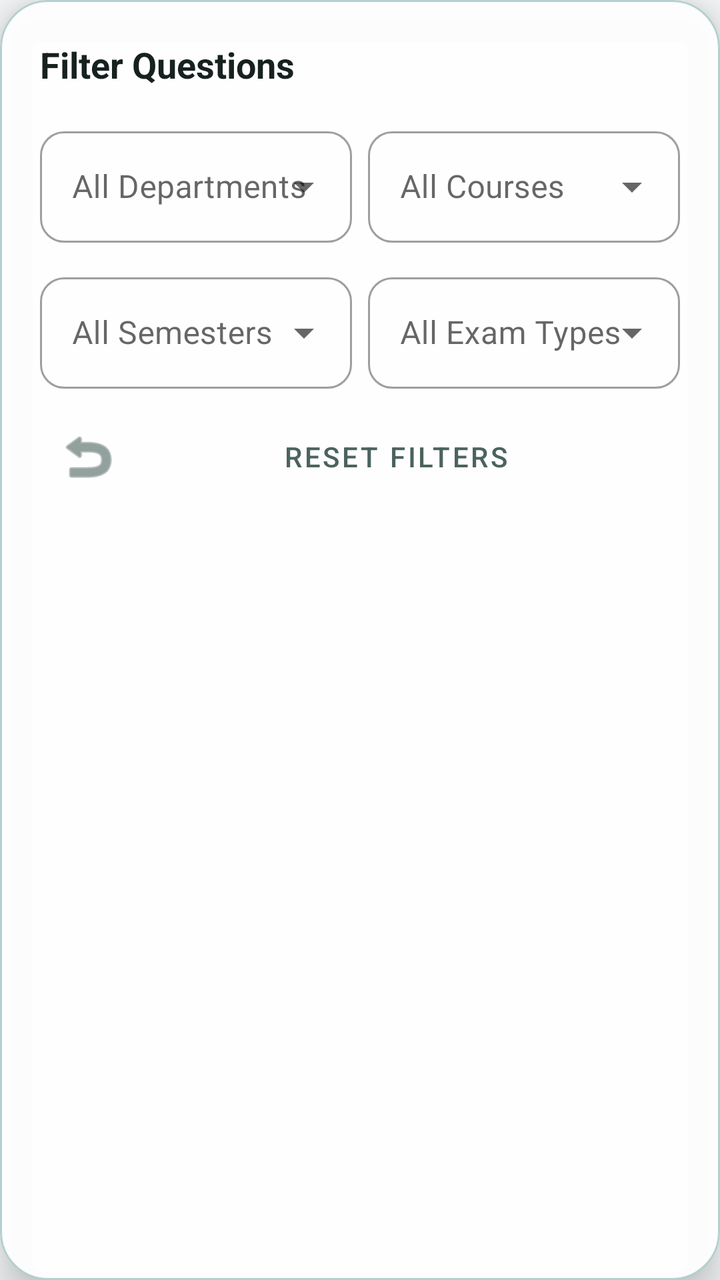
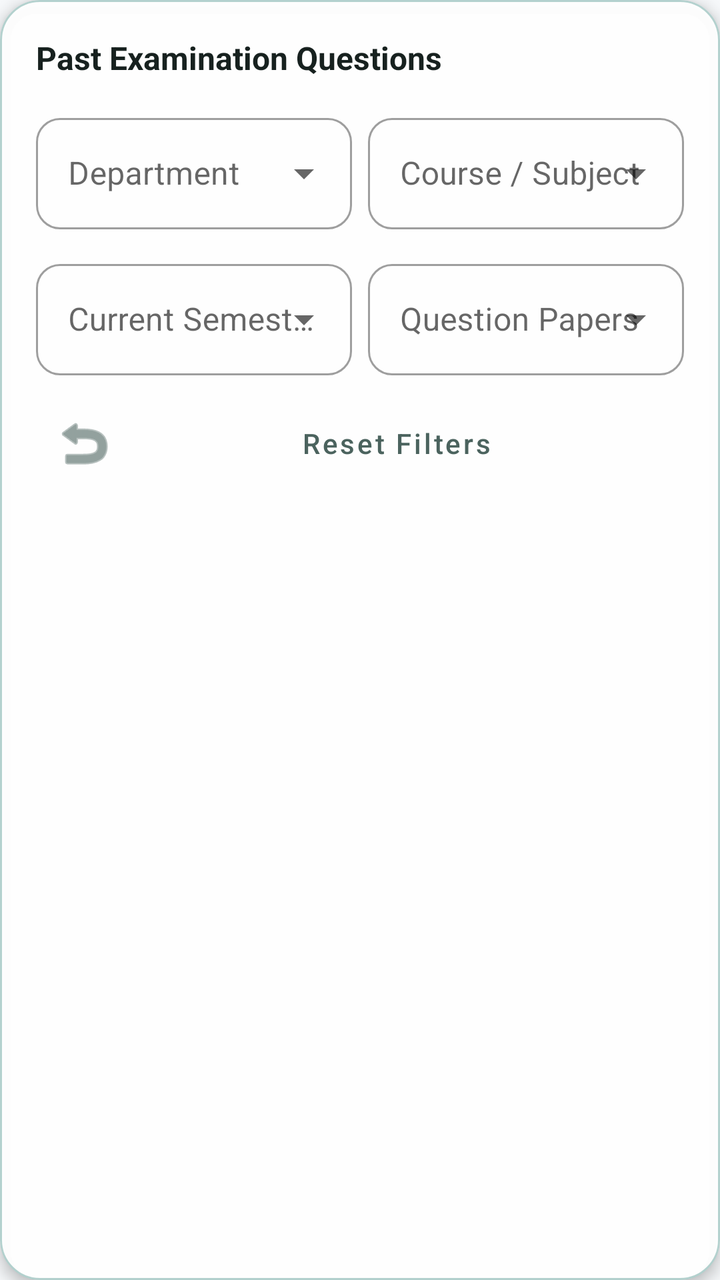

Screens rendered from an Android XML layout before and after an edit, with the pre-edit source and the edit as a unified diff.
<!-- AndroidManifest.xml: application theme Theme.NoteVaultDIU -->
<!-- res/layout/layout_filter_questions.xml -->
<?xml version="1.0" encoding="utf-8"?>
<com.google.android.material.card.MaterialCardView xmlns:android="http://schemas.android.com/apk/res/android"
    xmlns:app="http://schemas.android.com/apk/res-auto"
    android:layout_width="match_parent"
    android:layout_height="wrap_content"
    android:layout_margin="16dp"
    app:cardCornerRadius="24dp"
    app:cardElevation="12dp"
    app:strokeWidth="1dp"
    app:strokeColor="@color/colorGlassStroke"
    app:cardBackgroundColor="@color/colorGlassSurface">

    <LinearLayout
        android:layout_width="match_parent"
        android:layout_height="wrap_content"
        android:orientation="vertical"
        android:padding="20dp">

        <TextView
            android:layout_width="wrap_content"
            android:layout_height="wrap_content"
            android:text="Filter Questions"
            android:textColor="@color/colorTextPrimary"
            android:textSize="18sp"
            android:textStyle="bold"
            android:layout_marginBottom="16dp"/>

        <GridLayout
            android:layout_width="match_parent"
            android:layout_height="wrap_content"
            android:columnCount="2"
            android:alignmentMode="alignMargins"
            android:columnOrderPreserved="false">

            
            <com.google.android.material.textfield.TextInputLayout
                style="@style/Widget.MaterialComponents.TextInputLayout.OutlinedBox.ExposedDropdownMenu"
                android:layout_width="0dp"
                android:layout_height="wrap_content"
                android:layout_columnWeight="1"
                android:layout_marginEnd="8dp"
                android:layout_marginBottom="12dp"
                app:boxCornerRadiusBottomEnd="12dp"
                app:boxCornerRadiusBottomStart="12dp"
                app:boxCornerRadiusTopEnd="12dp"
                app:boxCornerRadiusTopStart="12dp">
                <AutoCompleteTextView
                    android:id="@+id/spinDept"
                    android:layout_width="match_parent"
                    android:layout_height="wrap_content"
                    android:hint="All Departments"
                    android:inputType="none" />
            </com.google.android.material.textfield.TextInputLayout>

            
            <com.google.android.material.textfield.TextInputLayout
                style="@style/Widget.MaterialComponents.TextInputLayout.OutlinedBox.ExposedDropdownMenu"
                android:layout_width="0dp"
                android:layout_height="wrap_content"
                android:layout_columnWeight="1"
                android:layout_marginBottom="12dp"
                app:boxCornerRadiusBottomEnd="12dp"
                app:boxCornerRadiusBottomStart="12dp"
                app:boxCornerRadiusTopEnd="12dp"
                app:boxCornerRadiusTopStart="12dp">
                <AutoCompleteTextView
                    android:id="@+id/spinCourse"
                    android:layout_width="match_parent"
                    android:layout_height="wrap_content"
                    android:hint="All Courses"
                    android:inputType="none" />
            </com.google.android.material.textfield.TextInputLayout>

            
            <com.google.android.material.textfield.TextInputLayout
                style="@style/Widget.MaterialComponents.TextInputLayout.OutlinedBox.ExposedDropdownMenu"
                android:layout_width="0dp"
                android:layout_height="wrap_content"
                android:layout_columnWeight="1"
                android:layout_marginEnd="8dp"
                app:boxCornerRadiusBottomEnd="12dp"
                app:boxCornerRadiusBottomStart="12dp"
                app:boxCornerRadiusTopEnd="12dp"
                app:boxCornerRadiusTopStart="12dp">
                <AutoCompleteTextView
                    android:id="@+id/spinSemester"
                    android:layout_width="match_parent"
                    android:layout_height="wrap_content"
                    android:hint="All Semesters"
                    android:inputType="none" />
            </com.google.android.material.textfield.TextInputLayout>

            
            <com.google.android.material.textfield.TextInputLayout
                style="@style/Widget.MaterialComponents.TextInputLayout.OutlinedBox.ExposedDropdownMenu"
                android:layout_width="0dp"
                android:layout_height="wrap_content"
                android:layout_columnWeight="1"
                app:boxCornerRadiusBottomEnd="12dp"
                app:boxCornerRadiusBottomStart="12dp"
                app:boxCornerRadiusTopEnd="12dp"
                app:boxCornerRadiusTopStart="12dp">
                <AutoCompleteTextView
                    android:id="@+id/spinExamType"
                    android:layout_width="match_parent"
                    android:layout_height="wrap_content"
                    android:hint="All Exam Types"
                    android:inputType="none" />
            </com.google.android.material.textfield.TextInputLayout>

        </GridLayout>

        <com.google.android.material.button.MaterialButton
            android:id="@+id/btnResetQuestions"
            style="@style/Widget.MaterialComponents.Button.TextButton"
            android:layout_width="match_parent"
            android:layout_height="wrap_content"
            android:layout_marginTop="8dp"
            android:text="Reset Filters"
            android:textColor="@color/colorTextSecondary"
            app:icon="@android:drawable/ic_menu_revert"
            app:iconTint="@color/colorTextSecondary" />

    </LinearLayout>
</com.google.android.material.card.MaterialCardView>
<!-- resources referenced by this layout -->
<resources>
  <color name="colorGlassStroke">#4D086B61</color>
  <color name="colorGlassSurface">#F2FFFFFF</color>
  <color name="colorTextPrimary">#17211F</color>
  <color name="colorTextSecondary">#4B635E</color>
  <style name="Theme.NoteVaultDIU" parent="Theme.MaterialComponents.DayNight.NoActionBar">
          <item name="colorPrimary">@color/colorPrimary</item>
          <item name="colorPrimaryDark">@color/colorPrimaryDark</item>
          <item name="colorPrimaryVariant">@color/colorPrimaryDark</item>
          <item name="colorSecondary">@color/colorAccent</item>
          <item name="colorAccent">@color/colorAccent</item>
          <item name="android:windowBackground">@color/colorBackground</item>
          <item name="android:statusBarColor">@color/colorBackground</item>
          <item name="android:windowLightStatusBar">true</item>
          <item name="android:navigationBarColor">@color/colorSurface</item>
      </style>
  <color name="colorPrimary">#086B61</color>
  <color name="colorPrimaryDark">#06463F</color>
  <color name="colorAccent">#14B8A6</color>
  <color name="colorBackground">#F6F8FA</color>
  <color name="colorSurface">#FFFFFF</color>
</resources>

<!-- the commit's change to res/layout/layout_filter_questions.xml (unified diff, before → after) -->
@@ -4,8 +4,8 @@
     android:layout_width="match_parent"
     android:layout_height="wrap_content"
     android:layout_margin="16dp"
-    app:cardCornerRadius="24dp"
-    app:cardElevation="12dp"
+    app:cardCornerRadius="20dp"
+    app:cardElevation="4dp"
     app:strokeWidth="1dp"
     app:strokeColor="@color/colorGlassStroke"
     app:cardBackgroundColor="@color/colorGlassSurface">
@@ -14,16 +14,16 @@
         android:layout_width="match_parent"
         android:layout_height="wrap_content"
         android:orientation="vertical"
-        android:padding="20dp">
+        android:padding="18dp">
 
         <TextView
             android:layout_width="wrap_content"
             android:layout_height="wrap_content"
-            android:text="Filter Questions"
+            android:text="@string/filter_questions_title"
             android:textColor="@color/colorTextPrimary"
-            android:textSize="18sp"
+            android:textSize="16sp"
             android:textStyle="bold"
-            android:layout_marginBottom="16dp"/>
+            android:layout_marginBottom="14dp"/>
 
         <GridLayout
             android:layout_width="match_parent"
@@ -48,7 +48,7 @@
                     android:id="@+id/spinDept"
                     android:layout_width="match_parent"
                     android:layout_height="wrap_content"
-                    android:hint="All Departments"
+                    android:hint="@string/filter_department_label"
                     android:inputType="none" />
             </com.google.android.material.textfield.TextInputLayout>
 
@@ -67,7 +67,7 @@
                     android:id="@+id/spinCourse"
                     android:layout_width="match_parent"
                     android:layout_height="wrap_content"
-                    android:hint="All Courses"
+                    android:hint="@string/filter_course_label"
                     android:inputType="none" />
             </com.google.android.material.textfield.TextInputLayout>
 
@@ -86,7 +86,7 @@
                     android:id="@+id/spinSemester"
                     android:layout_width="match_parent"
                     android:layout_height="wrap_content"
-                    android:hint="All Semesters"
+                    android:hint="@string/label_semester"
                     android:inputType="none" />
             </com.google.android.material.textfield.TextInputLayout>
 
@@ -104,7 +104,7 @@
                     android:id="@+id/spinExamType"
                     android:layout_width="match_parent"
                     android:layout_height="wrap_content"
-                    android:hint="All Exam Types"
+                    android:hint="@string/cat_questions"
                     android:inputType="none" />
             </com.google.android.material.textfield.TextInputLayout>
 
@@ -116,7 +116,8 @@
             android:layout_width="match_parent"
             android:layout_height="wrap_content"
             android:layout_marginTop="8dp"
-            android:text="Reset Filters"
+            android:text="@string/btn_reset_questions"
+            android:textAllCaps="false"
             android:textColor="@color/colorTextSecondary"
             app:icon="@android:drawable/ic_menu_revert"
             app:iconTint="@color/colorTextSecondary" />
<!-- resource entries referenced after the edit -->
@@ -4,6 +4,12 @@
   <color name="colorGlassSurface">#F2FFFFFF</color>
   <color name="colorTextPrimary">#17211F</color>
   <color name="colorTextSecondary">#4B635E</color>
+  <string name="btn_reset_questions">Reset Filters</string>
+  <string name="cat_questions">Question Papers</string>
+  <string name="filter_course_label">Course / Subject</string>
+  <string name="filter_department_label">Department</string>
+  <string name="filter_questions_title">Past Examination Questions</string>
+  <string name="label_semester">Current Semester</string>
   <style name="Theme.NoteVaultDIU" parent="Theme.MaterialComponents.DayNight.NoActionBar">
           <item name="colorPrimary">@color/colorPrimary</item>
           <item name="colorPrimaryDark">@color/colorPrimaryDark</item>
